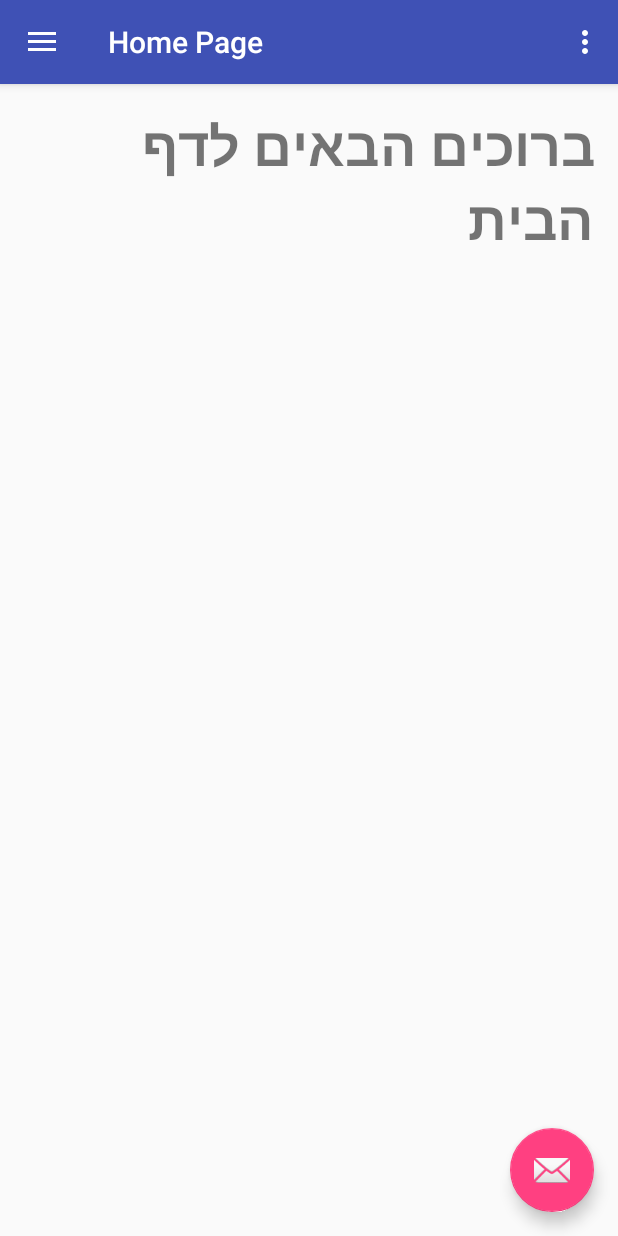
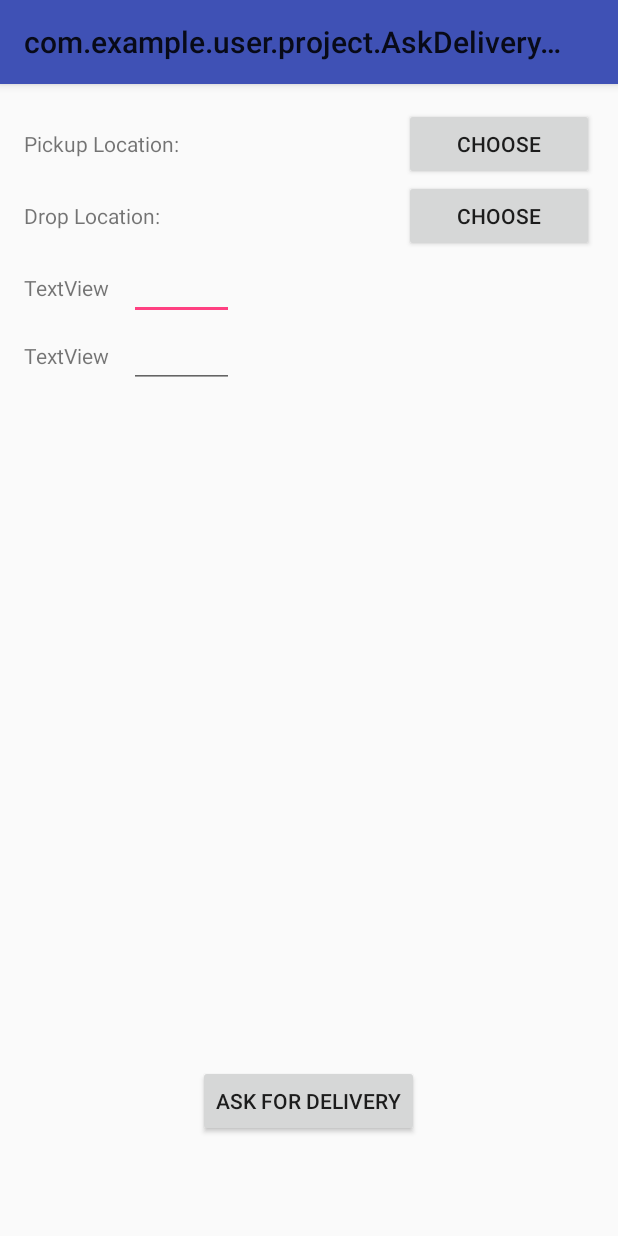
Before and after one commit to goratt12/Project, an Android app: the HomeActivity screen opened directly, with no data from a screen before it, in the side drawer, after a tap on "Ask Delivery", on a phone screen of 412 x 824 dp. Run offline under Robolectric (Android 15) with nearby library versions, the phone set to English and light mode, and no system bars; 2 statements that could not run were skipped.

Commit message:
12/4/17 00:53

```diff
--- a/app/src/main/AndroidManifest.xml
+++ b/app/src/main/AndroidManifest.xml
@@ -45,7 +45,7 @@
         <activity
             android:name=".HomeActivity"
             android:label="@string/title_activity_home"
-            android:theme="@style/AppTheme.NoActionBar"/>
+            android:theme="@style/AppTheme.NoActionBar" />
         <!--
              The API key for Google Maps-based APIs is defined as a string resource.
              (See the file "res/values/google_maps_api.xml").
@@ -57,6 +57,8 @@
         <meta-data
             android:name="com.google.android.geo.API_KEY"
             android:value="@string/google_maps_key" />
+
+        <activity android:name=".AskDeliveryActivity"></activity>
     </application>
 
 </manifest>
--- a/app/src/main/java/com/example/user/project/HomeActivity.java
+++ b/app/src/main/java/com/example/user/project/HomeActivity.java
@@ -14,12 +14,6 @@ import android.view.Menu;
 import android.view.MenuItem;
 import android.view.View;
 import android.widget.TextView;
-import android.widget.Toast;
-
-import com.google.android.gms.common.GooglePlayServicesNotAvailableException;
-import com.google.android.gms.common.GooglePlayServicesRepairableException;
-import com.google.android.gms.location.places.Place;
-import com.google.android.gms.location.places.ui.PlacePicker;
 
 public class HomeActivity extends AppCompatActivity
         implements NavigationView.OnNavigationItemSelectedListener {
@@ -107,35 +101,10 @@ public class HomeActivity extends AppCompatActivity
     }
 
     public void askDelivery(){
-        Message msg = new Message(Protocol.CLIENT, Protocol.ASK_DELIVERY);//TODO fix client type
-        //location format = 31°47′0″N 35°13′0″E as String
-        msg.putStringExtra("31°47′0″N 35°13′0″E"); //pick
-        msg.putStringExtra("31°47′0″N 35°14′0″E"); //drop
-
-        msg.putIntExtra(2500); //volume in cm X cm
-        msg.putIntExtra(1000); //weight in grams
-
-        MyApplication.getTcpClient().send(msg.getByteArray());
-        PlacePicker.IntentBuilder builder = new PlacePicker.IntentBuilder();
-
-        try {
-            startActivityForResult(builder.build(HomeActivity.this), PLACE_PICKER_REQUEST);
-        } catch (GooglePlayServicesRepairableException e) {
-            e.printStackTrace();
-        } catch (GooglePlayServicesNotAvailableException e) {
-            e.printStackTrace();
-        }
+        Intent intent = new Intent(HomeActivity.this, AskDeliveryActivity.class);
+        startActivity(intent);
     }
 
-    protected void onActivityResult(int requestCode, int resultCode, Intent data) {
-        if (requestCode == PLACE_PICKER_REQUEST) {
-            if (resultCode == RESULT_OK) {
-                Place place = PlacePicker.getPlace(data, this);
-                String toastMsg = String.format("location: %s", place.getLatLng());
-                Toast.makeText(this, toastMsg, Toast.LENGTH_LONG).show();
-            }
-        }
-    }
 
     public void cancelDelivery(){
         Message msg = new Message(Protocol.CLIENT, Protocol.CANCEL_DELIVERY);//TODO fix client type
--- a/app/src/main/java/com/example/user/project/MyApplication.java
+++ b/app/src/main/java/com/example/user/project/MyApplication.java
@@ -2,6 +2,8 @@ package com.example.user.project;
 
 import android.app.Application;
 import android.content.Context;
+import android.content.SharedPreferences;
+import android.preference.PreferenceManager;
 
 
 public class MyApplication extends Application {
@@ -25,4 +27,9 @@ public class MyApplication extends Application {
     public static Context getContext(){
         return context;
     }
+
+    public static char getClientType(){
+        SharedPreferences sharedPref = PreferenceManager.getDefaultSharedPreferences(getContext());
+        return sharedPref.getString("ClientType","2").charAt(0);
+    }
 }
--- a/app/src/main/java/com/example/user/project/TcpClient.java
+++ b/app/src/main/java/com/example/user/project/TcpClient.java
@@ -36,9 +36,8 @@ public class TcpClient {
     private TcpClient(){
         this.context = MyApplication.getContext();
         Intent intent = new Intent(context, TcpHandler.class);
-        if(!isServiceRunning(TcpHandler.class.getName())) {
-            context.startService(intent);
-        }
+        context.startService(intent);
+
         context.bindService(intent, new ServiceConnection() {
             @Override
             public void onServiceConnected(ComponentName componentName, IBinder iBinder) {
--- /dev/null
+++ b/app/src/main/res/layout/activity_ask_delivery.xml
@@ -0,0 +1,126 @@
+<?xml version="1.0" encoding="utf-8"?>
+<RelativeLayout xmlns:android="http://schemas.android.com/apk/res/android"
+    xmlns:tools="http://schemas.android.com/tools"
+    android:id="@+id/activity_ask_delivery"
+    android:layout_width="match_parent"
+    android:layout_height="match_parent"
+    android:paddingBottom="@dimen/activity_vertical_margin"
+    android:paddingLeft="@dimen/activity_horizontal_margin"
+    android:paddingRight="@dimen/activity_horizontal_margin"
+    android:paddingTop="@dimen/activity_vertical_margin"
+    tools:context="com.example.user.project.AskDeliveryActivity">
+
+    <LinearLayout
+        android:orientation="vertical"
+        android:layout_width="match_parent"
+        android:layout_height="wrap_content"
+        android:layout_alignParentTop="true"
+        android:layout_alignParentStart="true">
+
+        <LinearLayout
+            android:orientation="horizontal"
+            android:layout_width="match_parent"
+            android:layout_height="wrap_content"
+            android:gravity="left">
+
+            <TextView
+                android:text="Pickup Location:"
+                android:layout_width="70dp"
+                android:layout_height="wrap_content"
+                android:id="@+id/textView3"
+                android:layout_weight="1" />
+
+            <TextView
+                android:layout_width="70dp"
+                android:layout_height="wrap_content"
+                android:id="@+id/tvPickupLocation"
+                android:layout_weight="1" />
+
+            <Button
+                android:text="Choose"
+                android:layout_width="70dp"
+                android:layout_height="wrap_content"
+                android:id="@+id/btnPickupLocation"
+                android:layout_weight="1" />
+        </LinearLayout>
+
+        <LinearLayout
+            android:orientation="horizontal"
+            android:layout_width="match_parent"
+            android:layout_height="wrap_content"
+            android:gravity="left">
+
+            <TextView
+                android:text="Drop Location:"
+                android:layout_width="70dp"
+                android:layout_height="wrap_content"
+                android:id="@+id/textView4"
+                android:layout_weight="1" />
+
+            <TextView
+                android:layout_width="70dp"
+                android:layout_height="wrap_content"
+                android:id="@+id/tvDropLocation"
+                android:layout_weight="1" />
+
+            <Button
+                android:text="Choose"
+                android:layout_width="70dp"
+                android:layout_height="wrap_content"
+                android:id="@+id/btnDropLocation"
+                android:layout_weight="1" />
+
+        </LinearLayout>
+
+        <LinearLayout
+            android:orientation="horizontal"
+            android:layout_width="match_parent"
+            android:layout_height="wrap_content"
+            android:gravity="left">
+
+            <TextView
+                android:text="TextView"
+                android:layout_height="wrap_content"
+                android:id="@+id/textView5"
+                android:layout_width="70dp" />
+
+            <EditText
+                android:layout_width="70dp"
+                android:layout_height="wrap_content"
+                android:inputType="numberDecimal"
+                android:ems="10"
+                android:id="@+id/etWeight" />
+        </LinearLayout>
+        <LinearLayout
+            android:orientation="horizontal"
+            android:layout_width="match_parent"
+            android:layout_height="wrap_content"
+            android:gravity="left">
+
+            <TextView
+                android:text="TextView"
+                android:layout_height="wrap_content"
+                android:id="@+id/textView6"
+                android:layout_width="70dp" />
+
+            <EditText
+                android:layout_width="70dp"
+                android:layout_height="wrap_content"
+                android:inputType="numberDecimal"
+                android:ems="10"
+                android:id="@+id/etVolume" />
+        </LinearLayout>
+
+
+    </LinearLayout>
+
+    <Button
+        android:text="Ask For Delivery"
+        android:layout_width="wrap_content"
+        android:layout_height="wrap_content"
+        android:layout_alignParentBottom="true"
+        android:layout_centerHorizontal="true"
+        android:id="@+id/btnAskDelivery"
+        android:layout_marginBottom="50dp"/>
+
+</RelativeLayout>
```
Also changed, not shown: app/src/main/java/com/example/user/project/AskDeliveryActivity.java (added, +184 -0 lines), app/src/main/res/layout/activity_register.xml (+26 -2 lines).
